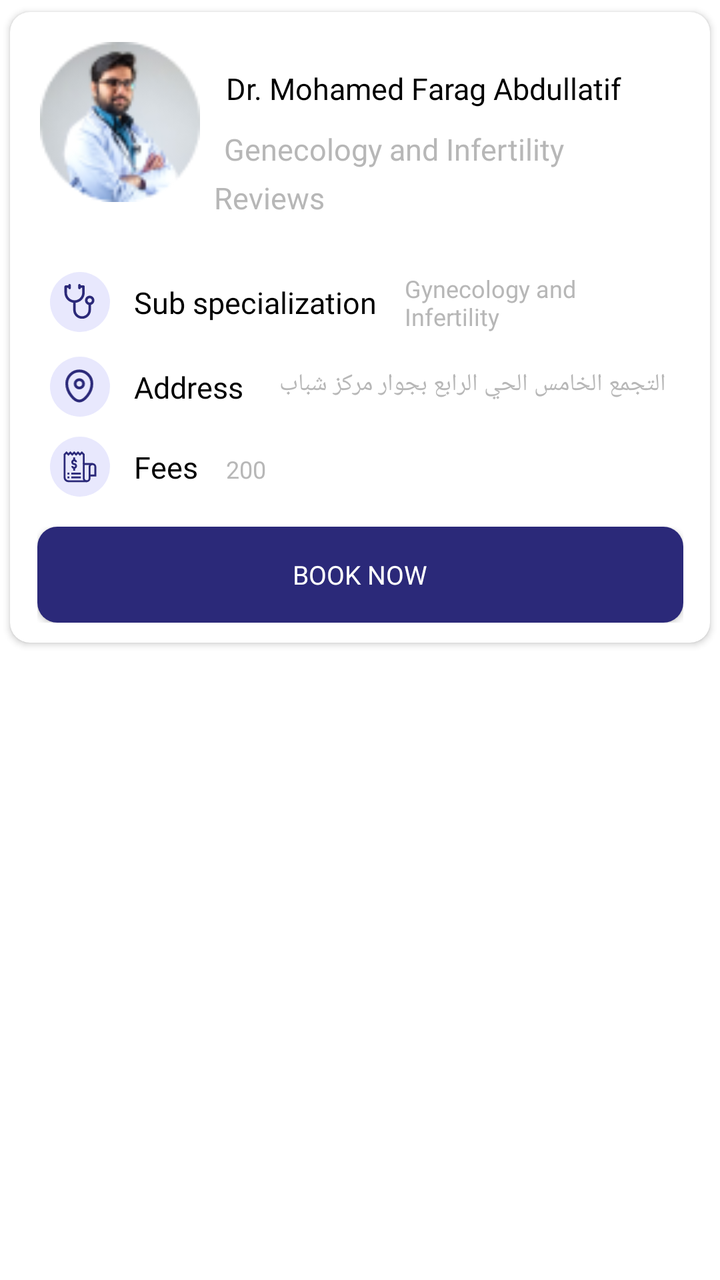
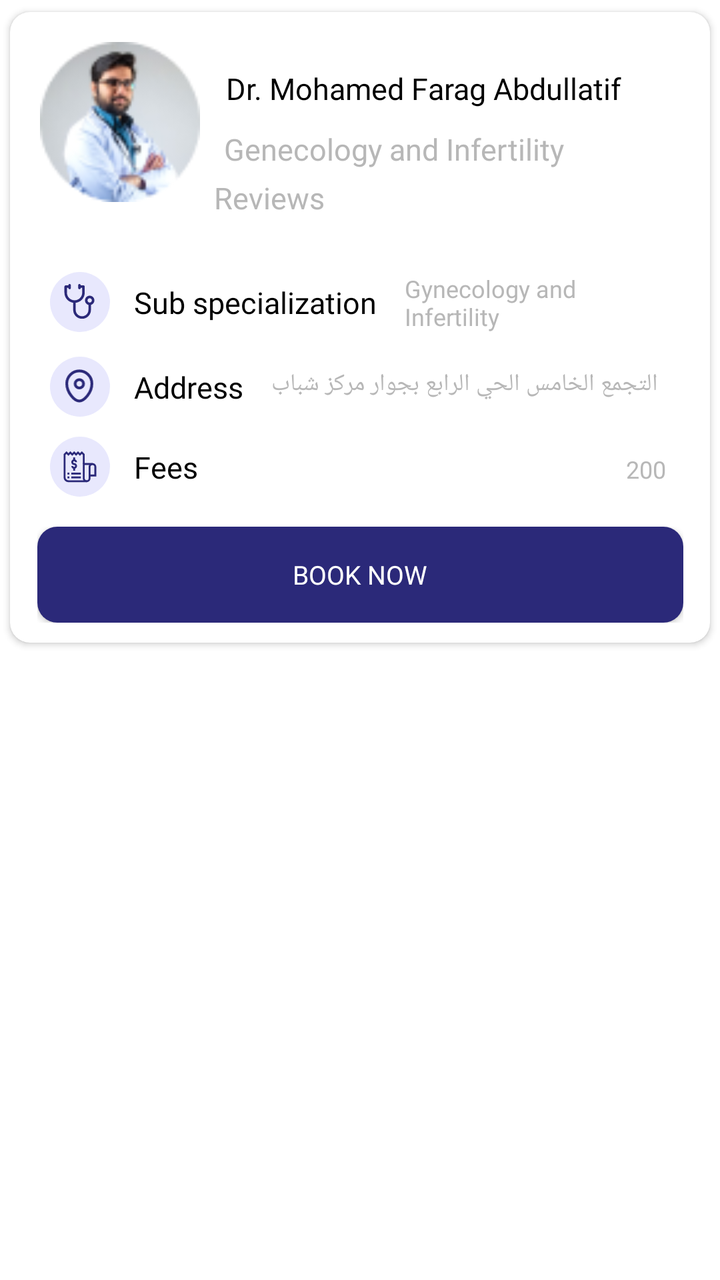

Two renders of the same Android screen: before a commit and after it. Below are the layout's source before the change and the commit's diff.
<!-- AndroidManifest.xml: application theme Theme.NewDesign -->
<!-- res/layout/item_layout_doctors.xml -->
<?xml version="1.0" encoding="utf-8"?>
<layout xmlns:android="http://schemas.android.com/apk/res/android"
    xmlns:app="http://schemas.android.com/apk/res-auto">

    <androidx.constraintlayout.widget.ConstraintLayout
        android:layout_width="match_parent"
        android:layout_height="wrap_content">

        <androidx.cardview.widget.CardView
            android:id="@+id/cardview"
            android:layout_width="match_parent"
            android:layout_height="wrap_content"
            app:cardCornerRadius="10dp"
            app:cardUseCompatPadding="true"
            app:layout_constraintEnd_toEndOf="parent"
            app:layout_constraintStart_toStartOf="parent"
            app:layout_constraintTop_toTopOf="parent">

            <androidx.constraintlayout.widget.ConstraintLayout
                android:id="@+id/layput_services"
                android:layout_width="match_parent"
                android:layout_height="match_parent"
                android:padding="5dp">

                <androidx.constraintlayout.widget.ConstraintLayout
                    android:id="@+id/layout_doctorsDetail"
                    android:layout_width="match_parent"
                    android:layout_height="wrap_content"
                    android:layout_margin="10dp"
                    app:layout_constraintEnd_toEndOf="parent"
                    app:layout_constraintStart_toStartOf="parent"
                    app:layout_constraintTop_toTopOf="parent">

                    <com.google.android.material.imageview.ShapeableImageView
                        android:id="@+id/iv_doctorProfile"
                        android:layout_width="80dp"
                        android:layout_height="80dp"
                        android:src="@drawable/ic_docspecialization"
                        app:layout_constraintStart_toStartOf="parent"
                        app:layout_constraintTop_toTopOf="parent" />

                    <androidx.appcompat.widget.AppCompatTextView
                        android:id="@+id/tv_doctorName"
                        android:layout_width="0dp"
                        android:layout_height="wrap_content"
                        android:layout_marginStart="10dp"
                        android:layout_marginTop="10dp"
                        android:fontFamily="@font/avenirltstd_roman"
                        android:gravity="start"
                        android:padding="3dp"
                        android:text="Dr. Mohamed Farag Abdullatif"
                        android:textColor="@color/black"
                        android:textSize="15sp"
                        app:layout_constraintStart_toEndOf="@+id/iv_doctorProfile"
                        app:layout_constraintTop_toTopOf="@+id/iv_doctorProfile" />

                    <androidx.appcompat.widget.AppCompatTextView
                        android:id="@+id/tv_Specialization"
                        android:layout_width="0dp"
                        android:layout_height="wrap_content"
                        android:layout_marginStart="10dp"
                        android:layout_marginTop="5dp"
                        android:fontFamily="@font/avenirltstd_roman"
                        android:gravity="start"
                        android:padding="2dp"
                        android:text="Genecology and Infertility"
                        android:textColor="@color/gray"
                        android:textSize="15sp"
                        app:layout_constraintStart_toEndOf="@+id/iv_doctorProfile"
                        app:layout_constraintEnd_toEndOf="parent"
                        android:layout_marginEnd="@dimen/_10sdp"
                        app:layout_constraintTop_toBottomOf="@+id/tv_doctorName" />

                    <com.google.android.material.imageview.ShapeableImageView
                        android:id="@+id/iv_star"
                        android:layout_width="18dp"
                        android:layout_height="15dp"
                        android:layout_marginStart="10dp"
                        android:adjustViewBounds="true"
                        android:visibility="gone"
                        android:src="@drawable/ic_star"
                        app:layout_constraintBottom_toBottomOf="parent"
                        app:layout_constraintStart_toEndOf="@+id/iv_doctorProfile"
                        app:layout_constraintTop_toBottomOf="@+id/tv_Specialization" />

                    <androidx.appcompat.widget.AppCompatTextView
                        android:id="@+id/tv_Reviews"
                        android:layout_width="0dp"
                        android:layout_height="wrap_content"
                        android:layout_marginStart="5dp"
                        android:fontFamily="@font/avenirltstd_roman"
                        android:gravity="start"
                        android:padding="2dp"
                        android:text="@string/reviews"
                        android:textColor="@color/gray"
                        android:textSize="15sp"
                        app:layout_constraintStart_toEndOf="@+id/iv_star"
                        app:layout_constraintTop_toBottomOf="@+id/tv_Specialization" />

                </androidx.constraintlayout.widget.ConstraintLayout>


                <androidx.constraintlayout.widget.ConstraintLayout
                    android:id="@+id/layout_Subspecialization"
                    android:layout_width="match_parent"
                    android:layout_height="wrap_content"
                    android:layout_marginTop="10dp"
                    android:padding="5dp"
                    app:layout_constraintTop_toBottomOf="@+id/layout_doctorsDetail">

                    <androidx.constraintlayout.widget.ConstraintLayout
                        android:id="@+id/layout_Sub_specialization"
                        android:layout_width="30dp"
                        android:layout_height="30dp"
                        android:layout_marginTop="10dp"
                        android:layout_marginStart="10dp"
                        android:background="@drawable/bg_image_circle"
                        app:layout_constraintStart_toStartOf="parent"
                        app:layout_constraintTop_toTopOf="parent">

                        <com.google.android.material.imageview.ShapeableImageView
                            android:id="@+id/iv_sub_specialization"
                            android:layout_width="18dp"
                            android:layout_height="18dp"
                            android:adjustViewBounds="true"
                            android:src="@drawable/ic_sub_specialization"
                            app:layout_constraintBottom_toBottomOf="parent"
                            app:layout_constraintEnd_toEndOf="parent"
                            app:layout_constraintStart_toStartOf="parent"
                            app:layout_constraintTop_toTopOf="parent" />
                    </androidx.constraintlayout.widget.ConstraintLayout>

                    <androidx.appcompat.widget.AppCompatTextView
                        android:id="@+id/tv_sub_specialization"
                        android:layout_width="wrap_content"
                        android:layout_height="wrap_content"
                        android:layout_marginStart="10dp"
                        android:layout_marginTop="10dp"
                        android:fontFamily="@font/avenirltstd_roman"
                        android:gravity="start"
                        android:padding="2dp"
                        android:text="@string/sub_specialization"
                        android:textColor="@color/black"
                        android:textSize="15sp"
                        app:layout_constraintStart_toEndOf="@+id/layout_Sub_specialization"
                        app:layout_constraintBottom_toBottomOf="@+id/layout_Sub_specialization"
                       app:layout_constraintTop_toTopOf="parent" />

                    <androidx.appcompat.widget.AppCompatTextView
                        android:id="@+id/sub_specialization"
                        android:layout_width="0dp"
                        android:layout_height="wrap_content"
                        android:layout_marginStart="10dp"
                        android:layout_marginTop="10dp"
                        android:layout_marginEnd="10dp"
                        android:fontFamily="@font/avenirltstd_black"
                        android:gravity="start"
                        android:padding="2dp"
                        android:text="Gynecology and Infertility"
                        android:textColor="@color/gray"
                        android:textSize="12sp"
                        app:layout_constraintEnd_toEndOf="parent"
                        app:layout_constraintStart_toEndOf="@+id/tv_sub_specialization"
                        app:layout_constraintBottom_toBottomOf="@+id/layout_Sub_specialization"
                        app:layout_constraintTop_toTopOf="parent" />
                </androidx.constraintlayout.widget.ConstraintLayout>
                <androidx.constraintlayout.widget.ConstraintLayout
                    android:id="@+id/Address"
                    android:layout_width="match_parent"
                    android:layout_height="wrap_content"
                    android:padding="5dp"
                    app:layout_constraintTop_toBottomOf="@+id/layout_Subspecialization">

                    <androidx.constraintlayout.widget.ConstraintLayout
                        android:id="@+id/layout_Address"
                        android:layout_width="30dp"
                        android:layout_height="30dp"
                        android:layout_marginStart="10dp"
                        android:background="@drawable/bg_image_circle"
                        app:layout_constraintStart_toStartOf="parent"
                        app:layout_constraintTop_toTopOf="parent">

                        <com.google.android.material.imageview.ShapeableImageView
                            android:id="@+id/iv_Address"
                            android:layout_width="18dp"
                            android:layout_height="18dp"
                            android:adjustViewBounds="true"
                            android:src="@drawable/ic_location"
                            app:layout_constraintBottom_toBottomOf="parent"
                            app:layout_constraintEnd_toEndOf="parent"
                            app:layout_constraintStart_toStartOf="parent"
                            app:layout_constraintTop_toTopOf="parent" />
                    </androidx.constraintlayout.widget.ConstraintLayout>

                    <androidx.appcompat.widget.AppCompatTextView
                        android:id="@+id/tv_Address"
                        android:layout_width="wrap_content"
                        android:layout_height="wrap_content"
                        android:layout_marginStart="10dp"
                        android:fontFamily="@font/avenirltstd_roman"
                        android:gravity="start"
                        android:padding="2dp"
                        android:text="@string/address"
                        android:textColor="@color/black"
                        android:textSize="15sp"
                        app:layout_constraintStart_toEndOf="@+id/layout_Address"
                        app:layout_constraintBottom_toBottomOf="@+id/layout_Address"
                        app:layout_constraintTop_toTopOf="parent" />

                    <androidx.appcompat.widget.AppCompatTextView
                        android:id="@+id/location"
                        android:layout_width="0dp"
                        android:layout_height="wrap_content"
                        android:layout_marginStart="10dp"
                        android:layout_marginEnd="10dp"
                        android:fontFamily="@font/avenirltstd_black"
                        android:gravity="start"
                        android:padding="2dp"
                        android:maxLines="1"
                        android:text="التجمع الخامس الحي الرابع بجوار مركز شباب التجمع الخامس 44 بـــ شارع 11"
                        android:textColor="@color/gray"
                        android:textSize="12sp"
                        app:layout_constraintEnd_toEndOf="parent"
                        app:layout_constraintStart_toEndOf="@+id/tv_Address"
                        app:layout_constraintBottom_toBottomOf="@+id/tv_Address"
                        app:layout_constraintTop_toTopOf="parent" />
                </androidx.constraintlayout.widget.ConstraintLayout>
                <androidx.constraintlayout.widget.ConstraintLayout
                    android:id="@+id/Waiting_Time"
                    android:layout_width="match_parent"
                    android:layout_height="wrap_content"
                    android:padding="5dp"
                    android:visibility="gone"
                    app:layout_constraintTop_toBottomOf="@+id/Address">

                    <androidx.constraintlayout.widget.ConstraintLayout
                        android:id="@+id/layout_Waiting_Time"
                        android:layout_width="30dp"
                        android:layout_height="30dp"
                        android:layout_marginStart="10dp"
                        android:background="@drawable/bg_image_circle"
                        app:layout_constraintStart_toStartOf="parent"
                        app:layout_constraintTop_toTopOf="parent">

                        <com.google.android.material.imageview.ShapeableImageView
                            android:id="@+id/iv_WaitingTime"
                            android:layout_width="18dp"
                            android:layout_height="18dp"
                            android:adjustViewBounds="true"
                            android:src="@drawable/ic_watingtime"
                            app:layout_constraintBottom_toBottomOf="parent"
                            app:layout_constraintEnd_toEndOf="parent"
                            app:layout_constraintStart_toStartOf="parent"
                            app:layout_constraintTop_toTopOf="parent" />
                    </androidx.constraintlayout.widget.ConstraintLayout>

                    <androidx.appcompat.widget.AppCompatTextView
                        android:id="@+id/tv_WaitingTime"
                        android:layout_width="wrap_content"
                        android:layout_height="wrap_content"
                        android:layout_marginStart="10dp"
                        android:fontFamily="@font/avenirltstd_roman"
                        android:gravity="start"
                        android:padding="2dp"
                        android:text="@string/waiting_time"
                        android:textColor="@color/black"
                        android:textSize="15sp"
                        app:layout_constraintStart_toEndOf="@+id/layout_Waiting_Time"
                        app:layout_constraintBottom_toBottomOf="@+id/layout_Waiting_Time"
                        app:layout_constraintTop_toTopOf="parent" />

                    <androidx.appcompat.widget.AppCompatTextView
                        android:id="@+id/waitingTime"
                        android:layout_width="0dp"
                        android:layout_height="wrap_content"
                        android:layout_marginStart="10dp"
                        android:layout_marginEnd="10dp"
                        android:fontFamily="@font/avenirltstd_black"
                        android:gravity="start"
                        android:padding="2dp"
                        android:text=""
                        android:textColor="@color/gray"
                        android:textSize="12sp"
                        app:layout_constraintEnd_toEndOf="parent"
                        app:layout_constraintStart_toEndOf="@+id/tv_WaitingTime"
                        app:layout_constraintBottom_toBottomOf="@+id/tv_WaitingTime"
                        app:layout_constraintTop_toTopOf="parent" />
                </androidx.constraintlayout.widget.ConstraintLayout>
                <androidx.constraintlayout.widget.ConstraintLayout
                    android:id="@+id/Fees"
                    android:layout_width="match_parent"
                    android:layout_height="wrap_content"
                    android:padding="5dp"
                    app:layout_constraintTop_toBottomOf="@+id/Waiting_Time">

                    <androidx.constraintlayout.widget.ConstraintLayout
                        android:id="@+id/layout_Fees"
                        android:layout_width="30dp"
                        android:layout_height="30dp"
                        android:layout_marginStart="10dp"
                        android:background="@drawable/bg_image_circle"
                        app:layout_constraintStart_toStartOf="parent"
                        app:layout_constraintTop_toTopOf="parent">

                        <com.google.android.material.imageview.ShapeableImageView
                            android:id="@+id/iv_Fees"
                            android:layout_width="18dp"
                            android:layout_height="18dp"
                            android:adjustViewBounds="true"
                            android:src="@drawable/ic_fees"
                            app:layout_constraintBottom_toBottomOf="parent"
                            app:layout_constraintEnd_toEndOf="parent"
                            app:layout_constraintStart_toStartOf="parent"
                            app:layout_constraintTop_toTopOf="parent" />
                    </androidx.constraintlayout.widget.ConstraintLayout>

                    <androidx.appcompat.widget.AppCompatTextView
                        android:id="@+id/tv_Fees"
                        android:layout_width="wrap_content"
                        android:layout_height="wrap_content"
                        android:layout_marginStart="10dp"

                        android:fontFamily="@font/avenirltstd_roman"
                        android:gravity="start"
                        android:padding="2dp"
                        android:text="@string/fees"
                        android:textColor="@color/black"
                        android:textSize="15sp"
                        app:layout_constraintStart_toEndOf="@+id/layout_Fees"
                        app:layout_constraintBottom_toBottomOf="@+id/layout_Fees"
                        app:layout_constraintTop_toTopOf="@id/layout_Fees" />

                    <androidx.appcompat.widget.AppCompatTextView
                        android:id="@+id/Feesresult"
                        android:layout_width="0dp"
                        android:layout_height="wrap_content"
                        android:layout_marginStart="10dp"
                        android:layout_marginEnd="10dp"
                        android:layout_marginTop="5dp"
                        android:fontFamily="@font/avenirltstd_black"
                        android:gravity="start"
                        android:padding="2dp"
                        android:text="200"
                        android:textColor="@color/gray"
                        android:textSize="12sp"
                        app:layout_constraintEnd_toEndOf="parent"
                        app:layout_constraintStart_toEndOf="@+id/tv_Fees"
                        app:layout_constraintBottom_toBottomOf="@+id/tv_Fees"
                        app:layout_constraintTop_toTopOf="parent" />
                </androidx.constraintlayout.widget.ConstraintLayout>

                <androidx.constraintlayout.widget.ConstraintLayout
                    android:id="@+id/layout"
                    android:layout_width="0dp"
                    android:layout_height="wrap_content"
                    app:layout_constraintEnd_toEndOf="parent"
                    app:layout_constraintStart_toStartOf="parent"
                    app:layout_constraintTop_toBottomOf="@+id/Fees"
                    app:layout_constraintBottom_toBottomOf="parent"
                    android:layout_marginBottom="5dp"
                    app:layout_constraintWidth_percent=".95"
                    android:layout_marginTop="10dp">
                    <androidx.appcompat.widget.AppCompatButton
                        android:id="@+id/btn_booking"
                        android:layout_width="0dp"
                        android:layout_height="wrap_content"
                        android:background="@drawable/bg_chooselang_button"
                        android:fontFamily="@font/avenirltstd_roman"
                        android:text="@string/book_now"
                        android:textColor="@color/white"
                        android:textSize="13sp"
                        app:layout_constraintEnd_toEndOf="parent"
                        app:layout_constraintStart_toStartOf="parent"
                        app:layout_constraintTop_toTopOf="parent"
                        />
                </androidx.constraintlayout.widget.ConstraintLayout>





            </androidx.constraintlayout.widget.ConstraintLayout>
        </androidx.cardview.widget.CardView>


    </androidx.constraintlayout.widget.ConstraintLayout>

</layout>
<!-- resources referenced by this layout -->
<resources>
  <color name="black">#FF000000</color>
  <color name="gray">#B7B7B7</color>
  <color name="white">#FFFFFFFF</color>
  <!-- drawable bg_chooselang_button (drawable) -->
  <?xml version="1.0" encoding="utf-8"?>
  <shape xmlns:android="http://schemas.android.com/apk/res/android"
      android:shape="rectangle"
      >
  
      <corners android:radius="10dp"/>
      <solid android:color="@color/blue"/>
  
  
  </shape>
  <!-- drawable bg_image_circle (drawable) -->
  <?xml version="1.0" encoding="utf-8"?>
  <shape xmlns:android="http://schemas.android.com/apk/res/android"
      android:shape="oval"
      >
  
      <solid android:color="@color/color_completeprofile"/>
      <size android:width="50dp" android:height="50dp"/>
  
  </shape>
  <!-- drawable ic_location (drawable) -->
  <vector xmlns:android="http://schemas.android.com/apk/res/android"
      android:width="11dp"
      android:height="13dp"
      android:viewportWidth="11"
      android:viewportHeight="13">
    <path
        android:strokeWidth="1"
        android:pathData="M6.766,5.471C6.766,4.636 6.09,3.96 5.256,3.96C4.422,3.96 3.746,4.636 3.746,5.471C3.746,6.305 4.422,6.981 5.256,6.981C6.09,6.981 6.766,6.305 6.766,5.471Z"
        android:strokeLineJoin="round"
        android:fillColor="#00000000"
        android:fillType="evenOdd"
        android:strokeColor="#2B2979"
        android:strokeLineCap="round"/>
    <path
        android:strokeWidth="1"
        android:pathData="M5.25,11.688C3.499,11.688 0.719,8.642 0.719,5.403C0.719,2.868 2.747,0.813 5.25,0.813C7.752,0.813 9.781,2.868 9.781,5.403C9.781,8.642 7.001,11.688 5.25,11.688Z"
        android:strokeLineJoin="round"
        android:fillColor="#00000000"
        android:fillType="evenOdd"
        android:strokeColor="#2B2979"
        android:strokeLineCap="round"/>
  </vector>
  <!-- drawable ic_watingtime (drawable) -->
  <vector xmlns:android="http://schemas.android.com/apk/res/android"
      android:width="15dp"
      android:height="15dp"
      android:viewportWidth="15"
      android:viewportHeight="15">
    <path
        android:strokeWidth="1"
        android:pathData="M12.838,7.25C12.838,10.337 10.336,12.839 7.25,12.839C4.163,12.839 1.661,10.337 1.661,7.25C1.661,4.164 4.163,1.662 7.25,1.662C10.336,1.662 12.838,4.164 12.838,7.25Z"
        android:strokeLineJoin="round"
        android:fillColor="#00000000"
        android:fillType="evenOdd"
        android:strokeColor="#2B2979"
        android:strokeLineCap="round"/>
    <path
        android:strokeWidth="1"
        android:pathData="M9.323,9.028L7.045,7.669V4.741"
        android:strokeLineJoin="round"
        android:fillColor="#00000000"
        android:strokeColor="#2B2979"
        android:strokeLineCap="round"/>
  </vector>
  <string name="address">Address</string>
  <string name="book_now">Book Now</string>
  <string name="fees">Fees</string>
  <string name="reviews">Reviews</string>
  <string name="sub_specialization">Sub specialization</string>
  <string name="waiting_time">Waiting Time</string>
  <style name="Theme.NewDesign" parent="Theme.MaterialComponents.Light.NoActionBar">
          
          <item name="colorPrimary">@color/purple_500</item>
          <item name="colorPrimaryVariant">@color/purple_700</item>
          <item name="colorOnPrimary">@color/white</item>
          
          <item name="colorSecondary">#0639BA</item>
          <item name="colorSecondaryVariant">@color/teal_700</item>
          <item name="colorOnSecondary">@color/black</item>
          
          <item name="android:statusBarColor">?attr/colorPrimaryVariant</item>
          
      </style>
  <color name="blue">#2B2979</color>
  <color name="color_completeprofile">#E8E8FD</color>
  <color name="purple_500">#FF6200EE</color>
  <color name="purple_700">#FF3700B3</color>
  <color name="teal_700">#FF018786</color>
  <!-- unchanged entries left out for length: 4 -->
</resources>

<!-- the commit's change to res/layout/item_layout_doctors.xml (unified diff, before → after) -->
@@ -214,7 +214,7 @@
                         android:layout_marginStart="10dp"
                         android:layout_marginEnd="10dp"
                         android:fontFamily="@font/avenirltstd_black"
-                        android:gravity="start"
+                        android:gravity="end"
                         android:padding="2dp"
                         android:maxLines="1"
                         android:text="التجمع الخامس الحي الرابع بجوار مركز شباب التجمع الخامس 44 بـــ شارع 11"
@@ -338,7 +338,7 @@
                         android:layout_marginEnd="10dp"
                         android:layout_marginTop="5dp"
                         android:fontFamily="@font/avenirltstd_black"
-                        android:gravity="start"
+                        android:gravity="end"
                         android:padding="2dp"
                         android:text="200"
                         android:textColor="@color/gray"
